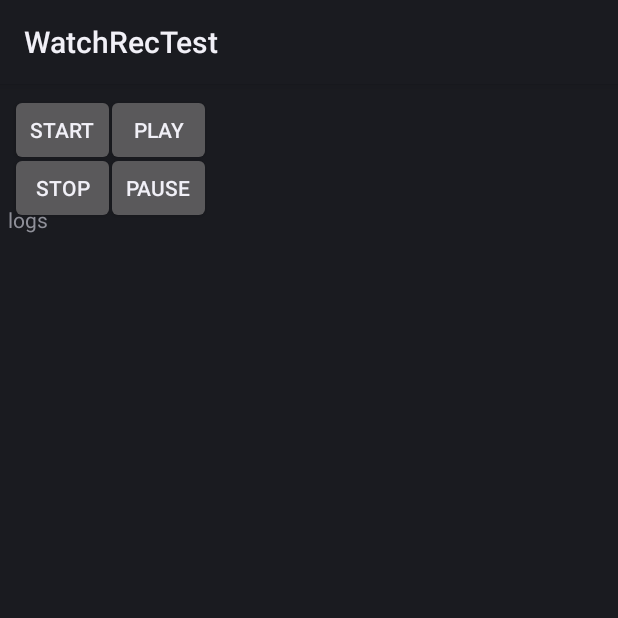
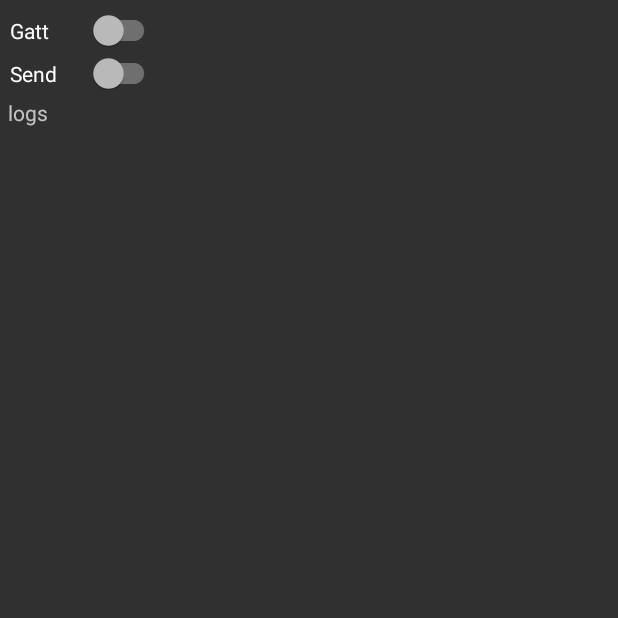
Before and after one commit to AdamRogowski/watch-audio-recorder, an Android app: the screen it shows after launch (MainActivity), on a phone screen of 412 x 824 dp, the top half of it. Run offline under Robolectric (Android 15) with nearby library versions, the phone set to English and light mode, and no system bars; plain views replace BoxInsetLayout; 1 statement that could not run was skipped.

Commit message:
Cleaning and refactoring, UI update with switch materials. THIS COMMIT DOES NOT WORK FOR SOME UNKNOWN REASON i.e. client cannot subscribe to characteristic

```diff
--- a/app/src/main/AndroidManifest.xml
+++ b/app/src/main/AndroidManifest.xml
@@ -25,7 +25,7 @@
         android:icon="@mipmap/ic_launcher"
         android:label="@string/app_name"
         android:supportsRtl="true"
-        android:theme="@android:style/Theme.DeviceDefault">
+        android:theme="@style/Theme.AppCompat.NoActionBar">
         <uses-library
             android:name="com.google.android.wearable"
             android:required="true" />
@@ -40,8 +40,7 @@
 
         <activity
             android:name=".MainActivity"
-            android:exported="true"
-            android:label="@string/app_name">
+            android:exported="true">
             <intent-filter>
                 <action android:name="android.intent.action.MAIN" />
 
--- a/app/src/main/java/com/example/watchrectest/BLEManager.kt
+++ b/app/src/main/java/com/example/watchrectest/BLEManager.kt
@@ -47,7 +47,7 @@ class BLEManager(private val activity: MainActivity) {
         LogManager.appendLog("Currently subscribers: ${subscribedDevices.count()}")
     }
 
-    private fun anyoneSubscribes(): Boolean{
+    fun anyoneSubscribes(): Boolean{
         return subscribedDevices.isNotEmpty()
     }
 
--- a/app/src/main/java/com/example/watchrectest/LogManager.kt
+++ b/app/src/main/java/com/example/watchrectest/LogManager.kt
@@ -8,19 +8,20 @@ import android.util.Log
 import android.view.View
 import android.widget.ScrollView
 import android.widget.TextView
+import androidx.appcompat.app.AppCompatActivity
 import java.lang.ref.WeakReference
 import java.text.SimpleDateFormat
 import java.util.*
 
 object LogManager{
 
-    private var activityRef: WeakReference<Activity>? = null
+    private var activityRef: WeakReference<AppCompatActivity>? = null
     private val textViewLog: TextView?
         get() = activityRef?.get()?.findViewById(R.id.textViewLog)
     private val scrollViewLog: ScrollView?
         get() = activityRef?.get()?.findViewById(R.id.scrollViewLog)
 
-    fun setActivity(activity: Activity) {
+    fun setActivity(activity: AppCompatActivity) {
         activityRef = WeakReference(activity)
     }
 
--- a/app/src/main/java/com/example/watchrectest/MainActivity.kt
+++ b/app/src/main/java/com/example/watchrectest/MainActivity.kt
@@ -1,19 +1,22 @@
 package com.example.watchrectest
 
 import android.Manifest
-import android.app.Activity
 import android.bluetooth.*
 import android.content.Context
 import android.os.*
 import android.view.KeyEvent
 import android.view.View
 import androidx.annotation.RequiresApi
+import androidx.appcompat.app.AppCompatActivity
 import com.example.watchrectest.databinding.ActivityMainBinding
 import java.util.*
+import android.util.Log
+import android.widget.CompoundButton
+import com.google.android.material.switchmaterial.SwitchMaterial
 
 private const val REQUEST_PERMISSIONS_CODE = 200
 
-class MainActivity : Activity() {
+class MainActivity : AppCompatActivity() {
 
     private lateinit var v: Vibrator
 
@@ -25,6 +28,43 @@ class MainActivity : Activity() {
 
     private lateinit var micManager: MicManager
 
+    private lateinit var switchGatt: SwitchMaterial
+
+    private lateinit var switchRec: SwitchMaterial
+
+    private val switchGattChangeListener = CompoundButton.OnCheckedChangeListener { _, isChecked ->
+        if (isChecked) {
+            _BLEManager.bleStartAdvertising()
+        } else {
+            _BLEManager.bleStopAdvertising()
+            if(switchRec.isChecked){
+                micManager.stopAction()
+                switchRec.isChecked = false
+            }
+        }
+    }
+
+    private val switchRecChangeListener = CompoundButton.OnCheckedChangeListener { _, isChecked ->
+        if (isChecked) {
+            if(switchGatt.isChecked && _BLEManager.anyoneSubscribes()){
+                vibrate()
+                micManager.startRecording()
+            }
+            else{
+                LogManager.appendLog("No one subscribes")
+                switchRec.isChecked = false
+            }
+        } else {
+            vibrate()
+            micManager.stopAction()
+            _BLEManager.bleStopAdvertising()
+            switchGatt.isChecked = false
+        }
+    }
+
+    private fun tapSwitch(){
+        switchRec.isChecked = true
+    }
 
 
     private fun vibrate(){
@@ -55,7 +95,7 @@ class MainActivity : Activity() {
             // process bottomKeyPress
             LogManager.appendLog("udalo sie")
             vibrateLong()
-            micManager.stopRecording()
+            micManager.stopAction()
             true
         }
     }
@@ -78,6 +118,16 @@ class MainActivity : Activity() {
     @RequiresApi(Build.VERSION_CODES.S)
     override fun onCreate(savedInstanceState: Bundle?) {
         super.onCreate(savedInstanceState)
+        Log.d("TAG", "message")
+
+        binding = ActivityMainBinding.inflate(layoutInflater)
+        setContentView(R.layout.activity_main)
+        switchGatt = findViewById(R.id.switch_Gatt)
+        switchRec = findViewById(R.id.switch_Rec)
+
+        switchGatt.setOnCheckedChangeListener(switchGattChangeListener)
+        switchRec.setOnCheckedChangeListener(switchRecChangeListener)
+
 
         v = if (Build.VERSION.SDK_INT >= Build.VERSION_CODES.S) {
             val vibratorManager =
@@ -106,10 +156,6 @@ class MainActivity : Activity() {
         _BLEManager = BLEManager(this)
 
         micManager = MicManager(_BLEManager)
-
-
-        binding = ActivityMainBinding.inflate(layoutInflater)
-        setContentView(R.layout.activity_main)
     }
 
     override fun onStop() {
--- a/app/src/main/res/layout/activity_main.xml
+++ b/app/src/main/res/layout/activity_main.xml
@@ -14,7 +14,26 @@
         android:padding="@dimen/inner_frame_layout_padding"
         app:layout_boxedEdges="all">
 
+        <com.google.android.material.switchmaterial.SwitchMaterial
+            android:id="@+id/switch_Gatt"
+            android:layout_width="100dp"
+            android:layout_height="wrap_content"
+            android:text="Gatt"
+            android:layout_marginTop="1dp"
+            android:layout_marginStart="1dp"
+            app:useMaterialThemeColors="false" />
 
+
+        <com.google.android.material.switchmaterial.SwitchMaterial
+            android:id="@+id/switch_Rec"
+            android:layout_width="100dp"
+            android:layout_height="wrap_content"
+            android:text="Send"
+            android:layout_marginTop="30dp"
+            android:layout_marginStart="1dp"
+            app:useMaterialThemeColors="false" />
+
+        <!--
                 <Button
                     android:id="@+id/buttonStartRec"
                     android:layout_width="70dp"
@@ -50,13 +69,13 @@
                     android:text="Pause"
                     android:layout_marginTop="40dp"
                     android:layout_marginStart="65dp"/>
+                -->
 
         <ScrollView
             android:id="@+id/scrollViewLog"
             android:layout_width="match_parent"
-            android:layout_height="50dp"
-            android:layout_marginTop="75dp"
-            android:layout_weight="1">
+            android:layout_height="60dp"
+            android:layout_marginTop="60dp">
 
             <TextView
                 android:id="@+id/textViewLog"
```
Also changed, not shown: app/build.gradle (+7 -0 lines), app/src/main/java/com/example/watchrectest/MicManager.kt (+8 -6 lines), app/src/main/res/values-night/themes.xml (added, +12 -0 lines), app/src/main/res/values/colors.xml (added, +8 -0 lines), app/src/main/res/values/themes.xml (added, +12 -0 lines), build.gradle (+13 -4 lines). Lines whose indentation alone changed are shown as unchanged.
